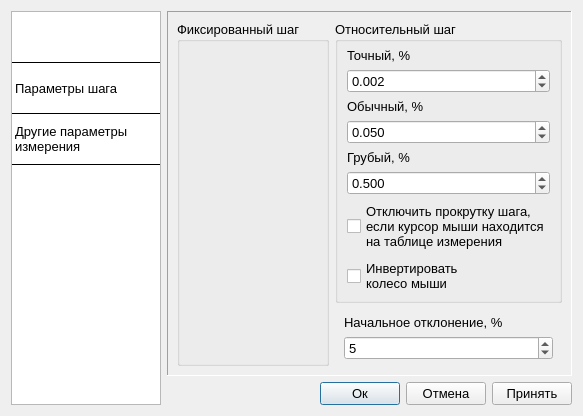
The window that ui/settings_form.ui (irsural/clb_autocheck) describes before a commit, drawn with Qt 5.
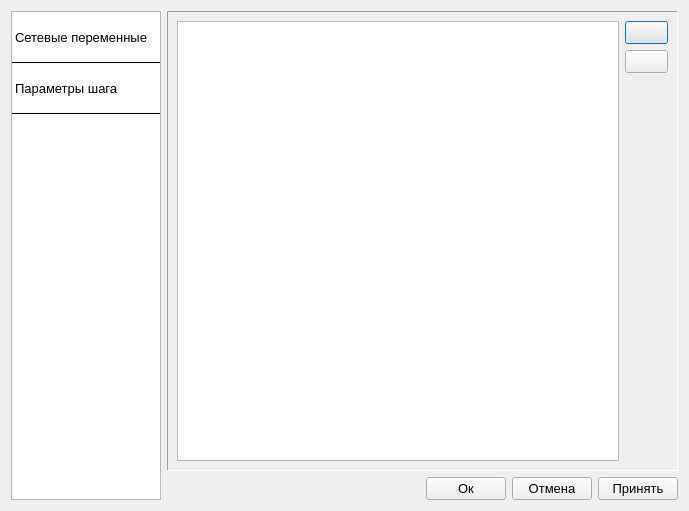
The same window after the commit. Icons and pictures are not drawn.

```diff
--- a/ui/settings_form.ui
+++ b/ui/settings_form.ui
@@ -6,8 +6,8 @@
    <rect>
     <x>0</x>
     <y>0</y>
-    <width>563</width>
-    <height>416</height>
+    <width>689</width>
+    <height>511</height>
    </rect>
   </property>
   <property name="sizePolicy">
@@ -57,6 +57,12 @@
       </property>
       <item>
        <widget class="QListWidget" name="settings_menu_list">
+        <property name="sizePolicy">
+         <sizepolicy hsizetype="Preferred" vsizetype="Expanding">
+          <horstretch>0</horstretch>
+          <verstretch>0</verstretch>
+         </sizepolicy>
+        </property>
         <property name="contextMenuPolicy">
          <enum>Qt::CustomContextMenu</enum>
         </property>
@@ -97,14 +103,14 @@
          <bool>false</bool>
         </property>
         <property name="currentRow">
-         <number>0</number>
+         <number>-1</number>
         </property>
         <property name="sortingEnabled">
          <bool>false</bool>
         </property>
         <item>
          <property name="text">
-          <string>Дополнительные параметры измерений</string>
+          <string>Сетевые переменные</string>
          </property>
          <property name="background">
           <brush brushstyle="NoBrush">
@@ -121,11 +127,6 @@
           <string>Параметры шага</string>
          </property>
         </item>
-        <item>
-         <property name="text">
-          <string>Другие параметры измерения</string>
-         </property>
-        </item>
        </widget>
       </item>
      </layout>
@@ -157,24 +158,57 @@
         <item>
          <widget class="QStackedWidget" name="settings_stackedwidget">
           <property name="currentIndex">
-           <number>1</number>
+           <number>0</number>
           </property>
-          <widget class="QWidget" name="marks_page">
-           <layout class="QGridLayout" name="gridLayout">
-            <property name="leftMargin">
-             <number>0</number>
-            </property>
-            <property name="topMargin">
-             <number>0</number>
-            </property>
-            <property name="rightMargin">
-             <number>0</number>
-            </property>
-            <property name="bottomMargin">
-             <number>0</number>
-            </property>
-            <item row="0" column="0">
-             <layout class="QVBoxLayout" name="marks_layout"/>
+          <widget class="QWidget" name="network_variables_page">
+           <layout class="QHBoxLayout" name="horizontalLayout_4">
+            <item>
+             <widget class="QTableView" name="netvars_table">
+              <property name="font">
+               <font>
+                <pointsize>8</pointsize>
+               </font>
+              </property>
+             </widget>
+            </item>
+            <item>
+             <layout class="QVBoxLayout" name="verticalLayout_7">
+              <item>
+               <widget class="QPushButton" name="add_row_button">
+                <property name="text">
+                 <string/>
+                </property>
+                <property name="icon">
+                 <iconset resource="../resources/icons.qrc">
+                  <normaloff>:/icons/icons/plus.png</normaloff>:/icons/icons/plus.png</iconset>
+                </property>
+               </widget>
+              </item>
+              <item>
+               <widget class="QPushButton" name="delete_row_button">
+                <property name="text">
+                 <string/>
+                </property>
+                <property name="icon">
+                 <iconset resource="../resources/icons.qrc">
+                  <normaloff>:/icons/icons/minus2.png</normaloff>:/icons/icons/minus2.png</iconset>
+                </property>
+               </widget>
+              </item>
+              <item>
+               <spacer name="verticalSpacer_2">
+                <property name="orientation">
+                 <enum>Qt::Vertical</enum>
+                </property>
+                <property name="sizeHint" stdset="0">
+                 <size>
+                  <width>20</width>
+                  <height>40</height>
+                 </size>
+                </property>
+               </spacer>
+              </item>
+             </layout>
             </item>
            </layout>
           </widget>
```
Left out of the diff: 5 changed lines with no effect on the pictures.
